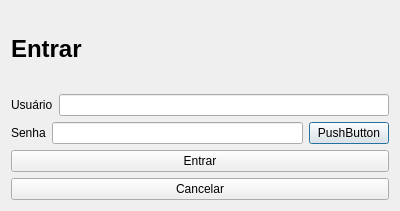
The window that clinica_cpp/janela_entrar.ui (juander/Projeto_CPP) describes before a commit, drawn with Qt 5.
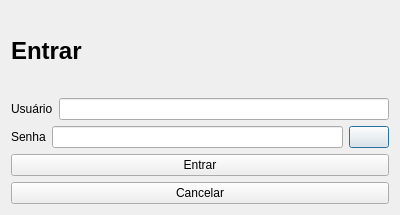
The same window after the commit. Icons and pictures are not drawn.

```diff
--- a/clinica_cpp/janela_entrar.ui
+++ b/clinica_cpp/janela_entrar.ui
@@ -7,7 +7,7 @@
     <x>0</x>
     <y>0</y>
     <width>400</width>
-    <height>211</height>
+    <height>215</height>
    </rect>
   </property>
   <property name="windowTitle">
@@ -73,7 +73,12 @@
        <item>
         <widget class="QPushButton" name="pushButton_2">
          <property name="text">
-          <string>PushButton</string>
+          <string/>
+         </property>
+         <property name="icon">
+          <iconset resource="icons.qrc">
+           <normaloff>:/icons/Hide.png</normaloff>
+           <normalon>:/icons/Eye.png</normalon>:/icons/Hide.png</iconset>
          </property>
         </widget>
        </item>
```
Left out of the diff: 4 changed lines with no effect on the pictures.
